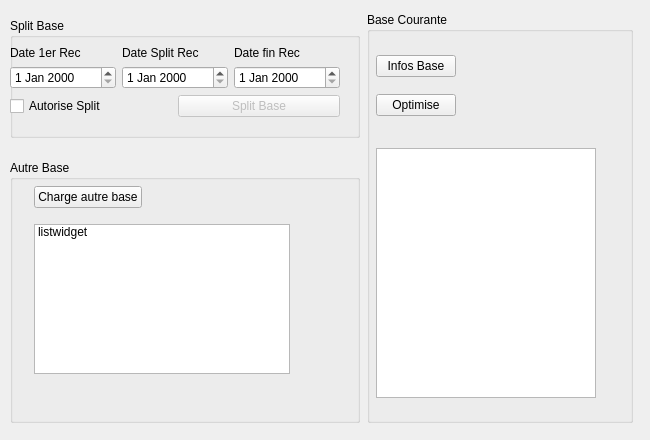
The window that new_ui/UI_baseDialog.ui (jmgagniere/WesLC) describes before a commit, drawn with Qt 5.
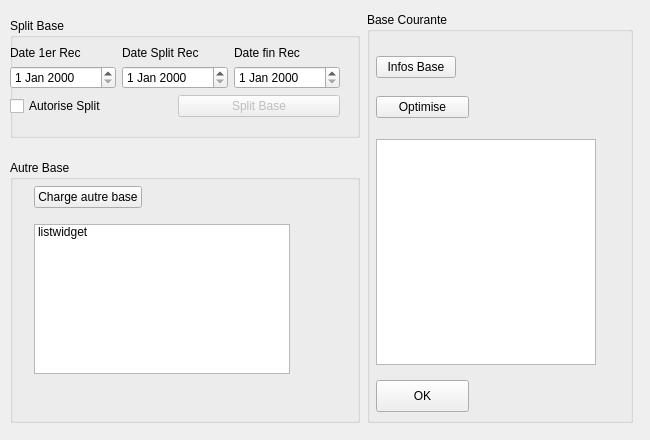
The same window after the commit.

Commit message: Mise à jour des UI et nouveau main.py

The edit to the form file:
```diff
--- a/new_ui/UI_baseDialog.ui
+++ b/new_ui/UI_baseDialog.ui
@@ -31,7 +31,7 @@
   <property name="windowTitle">
    <string>Dialog</string>
   </property>
-  <widget class="QWidget" name="">
+  <widget class="QWidget" name="layoutWidget">
    <property name="geometry">
     <rect>
      <x>10</x>
@@ -257,7 +257,7 @@
          <x>-2</x>
          <y>32</y>
          <width>232</width>
-         <height>373</height>
+         <height>384</height>
         </rect>
        </property>
        <layout class="QVBoxLayout" name="verticalLayout">
@@ -285,6 +285,12 @@
             <verstretch>0</verstretch>
            </sizepolicy>
           </property>
+          <property name="minimumSize">
+           <size>
+            <width>93</width>
+            <height>0</height>
+           </size>
+          </property>
           <property name="text">
            <string>Optimise</string>
           </property>
@@ -293,7 +299,7 @@
         <item>
          <widget class="QTextEdit" name="te_infosBase">
           <property name="sizePolicy">
-           <sizepolicy hsizetype="Fixed" vsizetype="Expanding">
+           <sizepolicy hsizetype="Fixed" vsizetype="Fixed">
             <horstretch>0</horstretch>
             <verstretch>0</verstretch>
            </sizepolicy>
@@ -301,7 +307,7 @@
           <property name="minimumSize">
            <size>
             <width>220</width>
-            <height>250</height>
+            <height>226</height>
            </size>
           </property>
           <property name="maximumSize">
@@ -313,20 +319,23 @@
          </widget>
         </item>
         <item>
-         <spacer name="verticalSpacer_2">
-          <property name="orientation">
-           <enum>Qt::Orientation::Vertical</enum>
+         <widget class="QPushButton" name="btn_base_OK">
+          <property name="sizePolicy">
+           <sizepolicy hsizetype="Fixed" vsizetype="Fixed">
+            <horstretch>0</horstretch>
+            <verstretch>0</verstretch>
+           </sizepolicy>
           </property>
-          <property name="sizeType">
-           <enum>QSizePolicy::Policy::Fixed</enum>
-          </property>
-          <property name="sizeHint" stdset="0">
+          <property name="minimumSize">
            <size>
-            <width>20</width>
-            <height>21</height>
+            <width>93</width>
+            <height>32</height>
            </size>
           </property>
-         </spacer>
+          <property name="text">
+           <string>OK</string>
+          </property>
+         </widget>
         </item>
        </layout>
       </widget>
```
Left out of the diff: 2 changed lines with no effect on the pictures. The commit also changes 3 other files.
